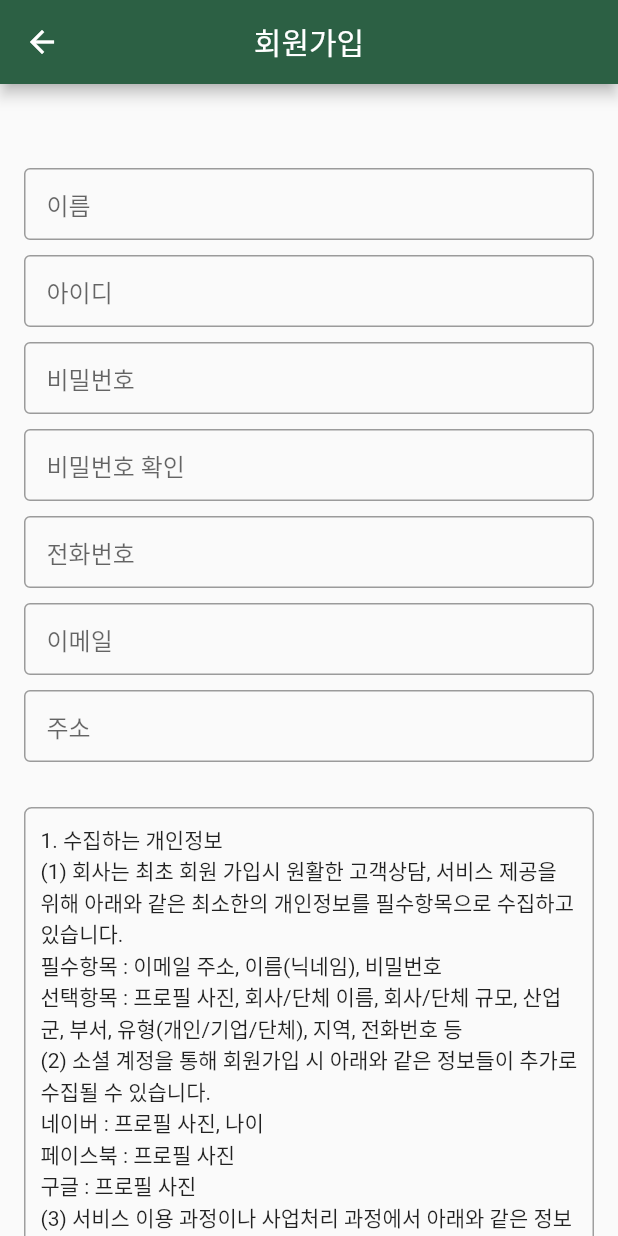
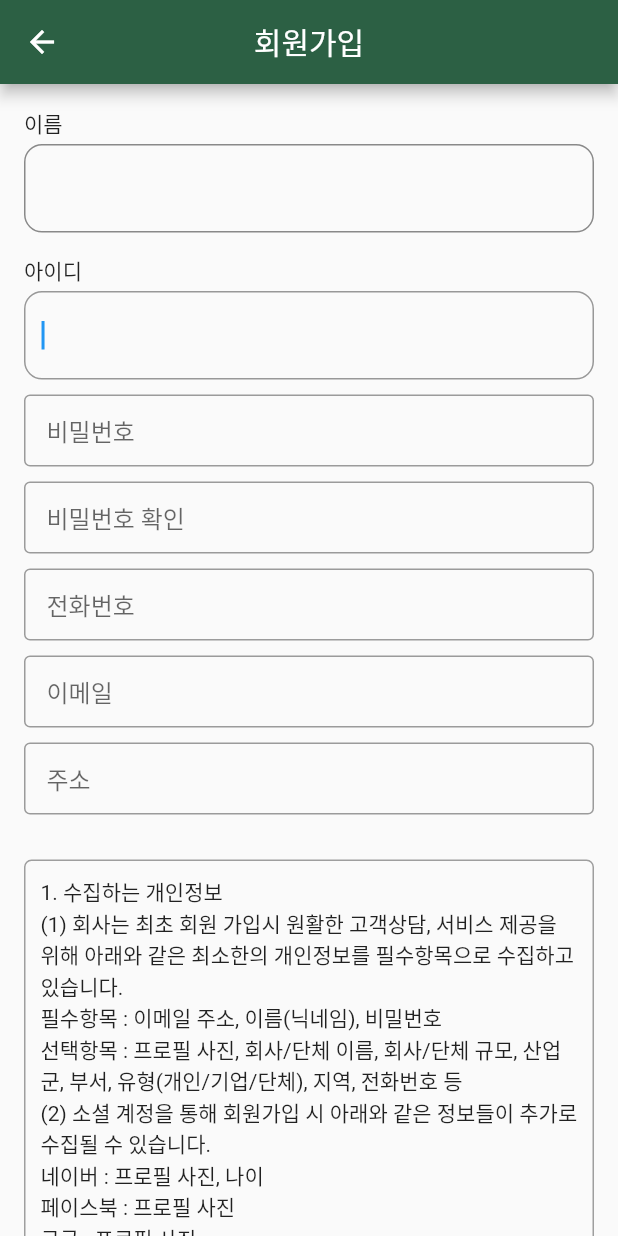
Before and after one commit to hyundo0328/DongguBat, a Flutter app: the screen it shows after launch, after a tap on "회원가입", on a phone screen of 412 x 824 dp. Run offline on Flutter 3.47's test engine with Material 2 defaults, Android fonts, the phone set to English and light mode, and no system bars.

Commit message:
로그인 화면 수정

```diff
--- a/lib/screens/communicate.dart
+++ b/lib/screens/communicate.dart
@@ -1,5 +1,5 @@
 import 'package:flutter/material.dart';
-import '../widgets/Postcard.dart';
+import '../widgets/widget_postcard.dart';
 import 'postcardmaking.dart';
 import 'postcarddetails.dart';
 import 'login.dart';
@@ -59,7 +59,8 @@ class Communicate extends StatelessWidget {
                 title: '[프로그램] ICT콤플렉스 원포인트 멘토링 같이해요!',
                 content: '멘토링 같이하실 분 구합니다.',
                 onClick: () {
-                  Navigator.of(context).pushNamed('screens/postcarddetails',
+                  Navigator.of(context).pushNamed(
+                      'screens/postcarddetails.dart',
                       arguments: '첫 번째 게시물');
                 },
               );
@@ -69,7 +70,8 @@ class Communicate extends StatelessWidget {
                 title: '[식료품 구매] 1인 가구 양파 구매하는데 같이 구매하실 분?',
                 content: '양파가 너무 많아요 한망이 크니 같이 구매해서 나눕시다.',
                 onClick: () {
-                  Navigator.of(context).pushNamed('screens/postcarddetails',
+                  Navigator.of(context).pushNamed(
+                      'screens/postcarddetails.dart',
                       arguments: '두 번째 게시물');
                 },
               );
@@ -79,7 +81,8 @@ class Communicate extends StatelessWidget {
                 title: '[프로그램] 공유주방에서 함께 요리 해요',
                 content: '자취방에서 요리하니깐 너무 냄새빼기 힘드네요. 같이 요리하고 요리한 음식 나눔해요~',
                 onClick: () {
-                  Navigator.of(context).pushNamed('screens/postcarddetails',
+                  Navigator.of(context).pushNamed(
+                      'screens/postcarddetails.dart',
                       arguments: '세 번째 게시물');
                 },
               );
--- a/lib/screens/login.dart
+++ b/lib/screens/login.dart
@@ -14,73 +14,61 @@ class _LogInstate extends State<LogIn> {
 
   @override
   Widget build(BuildContext context) {
-    return Scaffold(body: Builder(
-      builder: (context) {
     return GestureDetector(
       onTap: () {
         FocusScope.of(context).unfocus();
       },
-          child: SingleChildScrollView(
+      child: Scaffold(
+        backgroundColor: Colors.white,
+        body: Align(
+          alignment: AlignmentDirectional(0.00, 0.00),
+          child: Padding(
+              padding: EdgeInsetsDirectional.fromSTEB(23, 30, 23, 30),
               child: Column(
-              children: <Widget>[
-                SizedBox(
-                  height: 170.0,
-                ),
+                mainAxisSize: MainAxisSize.max,
+                children: [
                   Center(
+                      child: Padding(
+                    padding: EdgeInsetsDirectional.fromSTEB(0, 170, 0, 0),
                     child: Image(
                       image: AssetImage('assets/vertical_symnbol.jpg'),
                       width: 200.0,
                       height: 250.0,
+                    ),
                   )),
-                Form(
-                    child: Theme(
-                        data: ThemeData(
-                            primaryColor: const Color.fromARGB(255, 44, 96, 68),
-                            inputDecorationTheme: InputDecorationTheme(
-                                labelStyle: TextStyle(
-                                    color: Colors.teal, fontSize: 15.0))),
-                        child: Container(
-                          padding: EdgeInsets.all(70),
-                          child: Column(children: <Widget>[
-                            TextFormField(
+                  Center(
+                      child: Padding(
+                    padding: EdgeInsetsDirectional.fromSTEB(50, 70, 50, 15),
+                    child: TextFormField(
                         // 아이디 입력칸
                         autofocus: true,
                         controller: controller1,
                         decoration: InputDecoration(
                             border: OutlineInputBorder(),
-                                    contentPadding:
-                                        EdgeInsets.fromLTRB(15, 5, 5, 15),
+                            contentPadding: EdgeInsets.fromLTRB(15, 5, 5, 15),
                             hintText: 'ID'),
                         keyboardType: TextInputType.emailAddress),
-                            SizedBox(
-                              // 아이디 입력칸과 비밀번호 입력창 공간 생성
-                              height: 15.0,
-                            ),
-                            TextFormField(
+                  )),
+                  Center(
+                      child: Padding(
+                    padding: EdgeInsetsDirectional.fromSTEB(50, 0, 50, 30),
+                    child: TextFormField(
                       decoration: InputDecoration(
                           border: OutlineInputBorder(),
-                                  contentPadding:
-                                      EdgeInsets.fromLTRB(15, 5, 5, 15),
+                          contentPadding: EdgeInsets.fromLTRB(15, 5, 5, 15),
                           hintText: 'Password'),
                       controller: controller2,
                       keyboardType: TextInputType.text,
                       obscureText: true,
                     ),
-                            SizedBox(
-                              // 비밀번호 입력칸과 로그인 버튼 공백
-                              height: 40.0,
-                            ),
-                            ButtonTheme(
-                                // 로그인 Button
-                                minWidth: 100,
-                                height: 10,
+                  )),
+                  Center(
                     child: ElevatedButton(
                       style: ElevatedButton.styleFrom(
-                                      primary: const Color.fromARGB(255, 44, 96,
+                          backgroundColor: Color.fromARGB(255, 44, 96,
                               68)), // background onPrimary: Colors.white
                       onPressed: () {
-                                    if (controller1.text == '' &&
-                                        controller2.text == '') {
+                        if (controller1.text == '' && controller2.text == '') {
                           Navigator.push(
                               context,
                               MaterialPageRoute(
@@ -93,18 +81,18 @@ class _LogInstate extends State<LogIn> {
                         } else {}
                       },
                       child: Text('Login'),
-                                )),
-                            ButtonBar(
+                    ),
+                  ),
+                  Center(
+                    child: ButtonBar(
                       // 버튼 바
                       alignment: MainAxisAlignment.center, // 중앙 정렬
-
                       buttonPadding:
                           EdgeInsets.fromLTRB(0, 0, 0, 0), // 버튼의 패딩 주기
                       children: [
                         TextButton(
-                                  // 텍스트버튼에 아이콘 넣기
                           onPressed: () {
-                                    print('회원가입 버튼');
+                            // print('회원가입 버튼');
                             Navigator.push(
                               context,
                               MaterialPageRoute(
@@ -112,27 +100,23 @@ class _LogInstate extends State<LogIn> {
                             );
                           },
                           child: Text('회원가입'),
-                                  style: TextButton.styleFrom(
-                                      primary: Colors.black45),
+                          style: TextButton.styleFrom(primary: Colors.black45),
                         ),
                         TextButton(
                           // 텍스트버튼에 아이콘 넣기
                           onPressed: () {
-                                    print('ID/PW 버튼');
+                            // print('ID/PW 버튼');
                           },
                           child: Text('ID/PW 찾기'),
-                                  style: TextButton.styleFrom(
-                                      primary: Colors.black45),
+                          style: TextButton.styleFrom(primary: Colors.black45),
                         ),
-                              ],
-                            )
-                          ]),
-                        ))),
                       ],
                     ),
                   ),
+                ],
+              )),
+        ),
+      ),
     );
-      },
-    ));
   }
 }
--- a/lib/screens/mypage.dart
+++ b/lib/screens/mypage.dart
@@ -24,7 +24,7 @@ class MyPageScreen extends StatelessWidget {
                     CircleAvatar(
                       radius: 50.0,
                       backgroundImage:
-                          AssetImage('assets/user_profile.jpg.jpg'),
+                          AssetImage('assets/user_profile.jpg'),
                     ),
                     SizedBox(height: 10.0),
                     // 사용자 이름
@@ -233,7 +233,7 @@ class UserProfilePage extends StatelessWidget {
                 CircleAvatar(
                   radius: 50.0,
                   backgroundImage:
-                      AssetImage('assets/user_profile.jpg.jpg'), // 프로필 이미지 경로
+                      AssetImage('assets/user_profile.jpg'), // 프로필 이미지 경로
                 ),
                 SizedBox(height: 10.0),
                 // 사용자 이름
--- a/lib/screens/signup.dart
+++ b/lib/screens/signup.dart
@@ -75,25 +75,111 @@ class _SignUpPageState extends State<SignUpPage> {
             child: Column(
               mainAxisAlignment: MainAxisAlignment.center,
               children: [
-                SizedBox(height: 40),
+                Align(
+                  // 이름 텍스트
+                  alignment: AlignmentDirectional(-1.00, 0.00),
+                  child: Padding(
+                    padding: EdgeInsetsDirectional.fromSTEB(0, 0, 0, 3),
+                    child: Text(
+                      '이름',
+                      textAlign: TextAlign.start,
+                    ),
+                  ),
+                ),
+                Align(
+                  // 이름 입력 칸
+                  alignment: AlignmentDirectional(0.00, 0.00),
+                  child: TextFormField(
+                    controller: _nameController,
+                    // focusNode: _model.nameFocusNode,
+                    textCapitalization: TextCapitalization.none,
+                    obscureText: false,
+                    decoration: InputDecoration(
+                      enabledBorder: OutlineInputBorder(
+                        borderSide: BorderSide(
+                          color: Colors.black45,
+                          width: 1,
+                        ),
+                        borderRadius: BorderRadius.circular(12),
+                      ),
+                      focusedBorder: OutlineInputBorder(
+                        borderSide: BorderSide(
+                          color: Color.fromARGB(100, 0, 0, 0),
+                          width: 1,
+                        ),
+                        borderRadius: BorderRadius.circular(12),
+                      ),
+                      errorBorder: OutlineInputBorder(
+                        borderSide: BorderSide(
+                          color: Color.fromARGB(100, 255, 89, 99),
+                          width: 1,
+                        ),
+                        borderRadius: BorderRadius.circular(12),
+                      ),
+                      focusedErrorBorder: OutlineInputBorder(
+                        borderSide: BorderSide(
+                          color: Color.fromARGB(100, 0, 0, 0),
+                          width: 1,
+                        ),
+                        borderRadius: BorderRadius.circular(12),
+                      ),
+                    ),
+                    style:
+                        TextStyle(fontFamily: 'Readex Pro', letterSpacing: 0),
+                    textAlign: TextAlign.start,
+                    // validator:
+                    //     _model.nameControllerValidator.asValidator(context),
+                  ),
+                ),
+                Align(
+                  // 아이디 텍스트
+                  alignment: AlignmentDirectional(-1.00, 0.00),
+                  child: Padding(
+                    padding: EdgeInsetsDirectional.fromSTEB(0, 15, 0, 3),
+                    child: Text(
+                      '아이디',
+                      textAlign: TextAlign.start,
+                    ),
+                  ),
+                ),
                 TextFormField(
-                  controller: _nameController,
+                  // 아이디 입력 칸
+                  controller: _idController,
+                  // focusNode: ,
+                  autofocus: true,
+                  obscureText: false,
                   decoration: InputDecoration(
-                      border: OutlineInputBorder(),
-                      contentPadding: EdgeInsets.fromLTRB(15, 5, 5, 15),
-                      hintText: '이름'),
-                  keyboardType: TextInputType.text,
-                  obscureText: true,
-                ),
-                SizedBox(height: 10),
-                TextFormField(
-                  controller: _PnumController,
-                  decoration: InputDecoration(
-                      border: OutlineInputBorder(),
-                      contentPadding: EdgeInsets.fromLTRB(15, 5, 5, 15),
-                      hintText: '아이디'),
-                  keyboardType: TextInputType.text,
-                  obscureText: true,
+                    enabledBorder: OutlineInputBorder(
+                      borderSide: BorderSide(
+                        color: Colors.black45,
+                        width: 1,
+                      ),
+                      borderRadius: BorderRadius.circular(12),
+                    ),
+                    focusedBorder: OutlineInputBorder(
+                      borderSide: BorderSide(
+                        color: Color.fromARGB(100, 0, 0, 0),
+                        width: 1,
+                      ),
+                      borderRadius: BorderRadius.circular(12),
+                    ),
+                    errorBorder: OutlineInputBorder(
+                      borderSide: BorderSide(
+                        color: Color.fromARGB(100, 255, 89, 99),
+                        width: 1,
+                      ),
+                      borderRadius: BorderRadius.circular(12),
+                    ),
+                    focusedErrorBorder: OutlineInputBorder(
+                      borderSide: BorderSide(
+                        color: Color.fromARGB(100, 0, 0, 0),
+                        width: 1,
+                      ),
+                      borderRadius: BorderRadius.circular(12),
+                    ),
+                  ),
+                  // validator:
+                  //     _model.idControllerValidator.asValidator(context),
                 ),
                 SizedBox(height: 10),
                 TextFormField(
```
Also changed, not shown: lib/main.dart (+14 -1 lines), assets/image.png (added), assets/user_profile.jpg (added), lib/widgets/widget_bottombar.dart (added), lib/widgets/widget_drawer.dart (added), lib/widgets/widget_postcard.dart (renamed from lib/widgets/Postcard.dart), lib/widgets/wiget_appbar.dart (added). Lines whose indentation alone changed are shown as unchanged.
